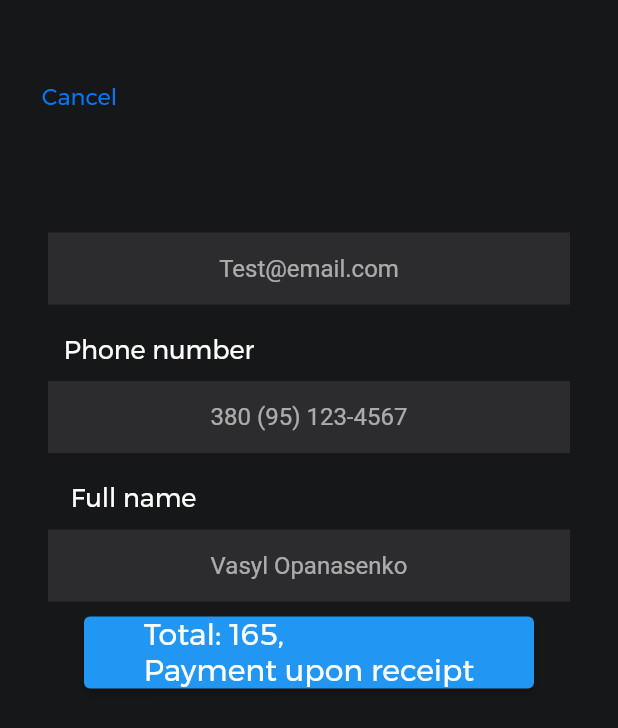
After one commit to kenticent-edu/printit, a Flutter app: the PaymentPage screen opened directly, on a phone screen of 412 x 824 dp. The commit adds this screen. Shown: the top 728 px of the screen. Run offline on Flutter 3.47's test engine with Material 2 defaults, Android fonts, the phone set to English and light mode, and no system bars; our stand-ins replace equatable, flutter_bloc, image_picker.

Commit message:
Routing between pages

```diff
--- /dev/null
+++ b/lib/screens/payment_screen.dart
@@ -0,0 +1,99 @@
+import 'package:flutter/material.dart';
+import 'package:printit/screens/congrats_screen.dart';
+import 'package:printit/utils/constants/text_styles.dart';
+import 'package:printit/utils/constants/printit_colors.dart';
+
+class PaymentPage extends StatelessWidget {
+  const PaymentPage({super.key});
+
+  @override
+  Widget build(BuildContext context) {
+    return Scaffold(
+        body: Container(
+            color: const Color.fromRGBO(22, 23, 24, 1),
+            child: Column(children: [
+              SizedBox(
+                  child: Container(
+                padding: const EdgeInsets.only(right: 306, top: 40),
+                child: MaterialButton(
+                  onPressed: () {Navigator.pop(context);},
+                  child: const Text('Cancel',
+                      style: AppTextStyles.cancelButtonStyle),
+                ),
+              )),
+              const Center(child: SizedBox(height: 57, width: 100)),
+              Padding(
+                  padding:
+                      const EdgeInsets.symmetric(horizontal: 32, vertical: 10),
+                  child: Container(
+                    decoration: const BoxDecoration(
+                      color: AppColorsGradients.darkGrayFillFormAndHeader,
+                      shape: BoxShape.rectangle,
+                    ),
+                    child: const TextField(
+                      textAlign: TextAlign.center,
+                      decoration: InputDecoration(
+                        hintText: 'Test@email.com',
+                        fillColor: AppColorsGradients.whiteInTextsAndButtons,
+                        border: InputBorder.none,
+                      ),
+                    ),
+                  )),
+              const Padding(
+                  padding: EdgeInsets.only(top: 10, right: 200),
+                  child: SizedBox(
+                      child: Text('Phone number',
+                          style: AppTextStyles.regionPhoneNameStyle))),
+              Padding(
+                  padding:
+                      const EdgeInsets.symmetric(horizontal: 32, vertical: 10),
+                  child: Container(
+                    decoration: const BoxDecoration(
+                      color: AppColorsGradients.darkGrayFillFormAndHeader,
+                      shape: BoxShape.rectangle,
+                    ),
+                    child: const TextField(
+                      textAlign: TextAlign.center,
+                      decoration: InputDecoration(
+                        hintText: '380 (95) 123-4567',
+                        fillColor: AppColorsGradients.whiteInTextsAndButtons,
+                        border: InputBorder.none,
+                      ),
+                    ),
+                  )),
+              const Padding(
+                  padding: EdgeInsets.only(top: 10, right: 234),
+                  child: SizedBox(
+                      child: Text('Full name',
+                          style: AppTextStyles.regionPhoneNameStyle))),
+              Padding(
+                  padding:
+                      const EdgeInsets.symmetric(horizontal: 32, vertical: 10),
+                  child: Container(
+                    decoration: const BoxDecoration(
+                      borderRadius: BorderRadius.all(Radius.circular(0.2)),
+                      color: AppColorsGradients.darkGrayFillFormAndHeader,
+                      shape: BoxShape.rectangle,
+                    ),
+                    child: const TextField(
+                      textAlign: TextAlign.center,
+                      decoration: InputDecoration(
+                        hintText: 'Vasyl Opanasenko',
+                        fillColor: AppColorsGradients.whiteInTextsAndButtons,
+                        border: InputBorder.none,
+                      ),
+                    ),
+                  )),
+                SizedBox(
+                  height: 48,
+                  width: 300,
+                  child: ElevatedButton(
+                    onPressed: () {Navigator.push(context, MaterialPageRoute(builder: (context) => const CongratulationScreen(
+                      congratsText: 'Your order confirmed!')),);},
+                    child: const Text(
+                      'Total: 165,\nPayment upon receipt',
+                      style: AppTextStyles.whiteAddButtonAndLoginTitleStyle
+                      )),)
+            ])));
+  }
+}
--- a/lib/screens/popup_group_page.dart
+++ b/lib/screens/popup_group_page.dart
@@ -1,5 +1,6 @@
 import 'package:flutter/material.dart';
 import 'package:printit/login/widgets/app_buttons.dart';
+import 'package:printit/screens/payment_screen.dart';
 
 void showBottomGroupsPage(context) {
   showModalBottomSheet<void>(
@@ -45,8 +46,9 @@ void showBottomGroupsPage(context) {
               const SizedBox(height: 14),
               AppButtons.firstGroupButton,
               const SizedBox(height: 227),
-              AppButtons.proceedButton
-            ]),
+              //AppButtons.proceedButton,
+              AppButtons().proceedButtonFunction(context)
+              ])
           ));
     },
   );
--- a/pubspec.yaml
+++ b/pubspec.yaml
@@ -63,9 +63,8 @@ flutter:
   uses-material-design: true
 
   # To add assets to your application, add an assets section, like this:
-  # assets:
-  #   - images/a_dot_burr.jpeg
-  #   - images/a_dot_ham.jpeg
+  assets:
+    - assets/images/celebration.png
 
   # An image asset can refer to one or more resolution-specific "variants", see
   # https://flutter.dev/assets-and-images/#resolution-aware
```
Also changed, not shown: lib/login/widgets/app_buttons.dart (+15 -0 lines), lib/screens/congrats_screen.dart (added, +56 -0 lines), assets/images/celebration.png (added).
